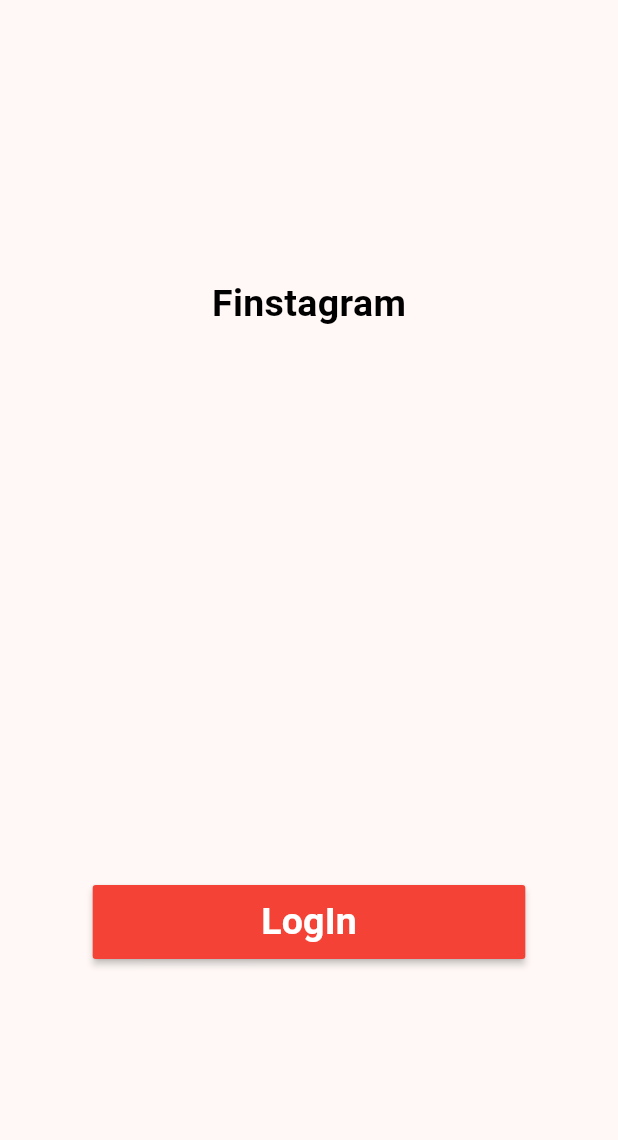
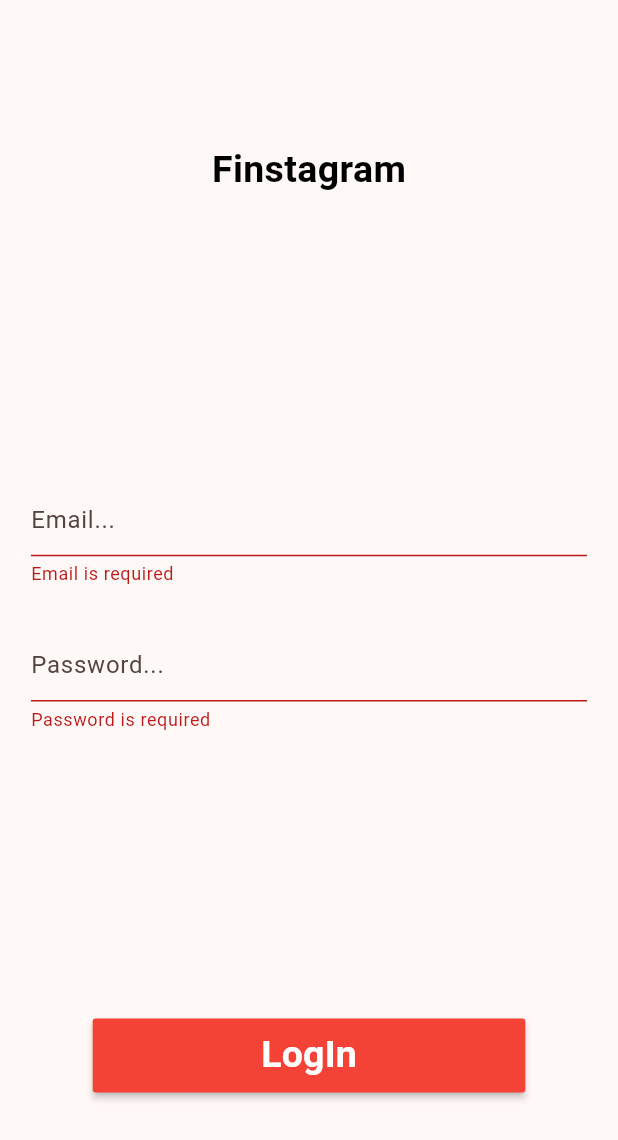
Before and after one commit to Mashnur/instagram_clone, a Flutter app: the screen it shows after launch, after a tap on "LogIn", on a phone screen of 412 x 824 dp. Shown: the top 1140 px of the screen. Run offline on Flutter 3.47's test engine with Material 3 defaults, Android fonts, the phone set to English and light mode, and no system bars.

Commit message:
Add login UI with email and password validation

```diff
--- a/lib/Pages/logIn_page.dart
+++ b/lib/Pages/logIn_page.dart
@@ -9,6 +9,9 @@ class LogInPage extends StatefulWidget {
 
 class _LogInPageState extends State<LogInPage> {
   double? _deviceHeight, _deviceWidth;
+  final GlobalKey<FormState> _loginFormKey = GlobalKey<FormState>();
+  String? _email;
+  String? _password;
 
   @override
   Widget build(BuildContext context) {
@@ -25,6 +28,7 @@ class _LogInPageState extends State<LogInPage> {
               crossAxisAlignment: CrossAxisAlignment.center,
               children: [
                 _titleWidget(),
+                loginForm(_deviceWidth!, _deviceHeight!, _loginFormKey),
                 _logInButton(_deviceWidth!, _deviceHeight!),
               ],
             ),
@@ -32,7 +36,6 @@ class _LogInPageState extends State<LogInPage> {
         ),
       ),
     );
-  }
   }
 
   Widget _titleWidget() {
@@ -46,12 +49,74 @@ Widget _titleWidget() {
     );
   }
 
+  Widget loginForm(
+    double deviceWidth,
+    double deviceHeight,
+    GlobalKey<FormState> loginFormKey,
+  ) {
+    return Form(
+      key: loginFormKey,
+      child: Container(
+        height: deviceHeight * 0.20,
+        child: Column(
+          mainAxisAlignment: MainAxisAlignment.spaceBetween,
+          mainAxisSize: MainAxisSize.max,
+          crossAxisAlignment: CrossAxisAlignment.center,
+          children: [EmailTextField(), PasswordTextField()],
+        ),
+      ),
+    );
+  }
+
+  Widget EmailTextField() {
+    return TextFormField(
+      decoration: const InputDecoration(hintText: "Email..."),
+      onSaved: (_value) {
+        _email = _value;
+      },
+      validator: (_value) {
+        if (_value == null || _value.isEmpty) {
+          return "Email is required";
+        } else if (!_value.contains(
+          RegExp(r'^[\w-\.]+@([\w-]+\.)+[\w-]{2,4}$'),
+        )) {
+          return "Enter a valid email";
+        }
+        return null;
+      },
+    );
+  }
+
+  Widget PasswordTextField() {
+    return TextFormField(
+      obscureText: true,
+      decoration: const InputDecoration(hintText: "Password..."),
+      onSaved: (_value) {
+        _password = _value;
+      },
+      validator: (_value) {
+        if (_value == null || _value.isEmpty) {
+          return "Password is required";
+        } else if (_value.length < 6) {
+          return "Password must be at least 6 characters";
+        }
+        return null;
+      },
+    );
+  }
+
   Widget _logInButton(double deviceWidth, double deviceHeight) {
     return Container(
       width: deviceWidth * 0.70,
       height: deviceHeight * 0.06,
       child: MaterialButton(
-      onPressed: () {},
+        onPressed: () {
+          if (_loginFormKey.currentState!.validate()) {
+            _loginFormKey.currentState!.save();
+            print("Email: $_email");
+            print("Password: $_password");
+          }
+        },
         color: Colors.red,
         child: const Text(
           "LogIn",
@@ -64,3 +129,4 @@ Widget _logInButton(double deviceWidth, double deviceHeight) {
       ),
     );
   }
+}
```
Lines whose indentation alone changed are shown as unchanged.
